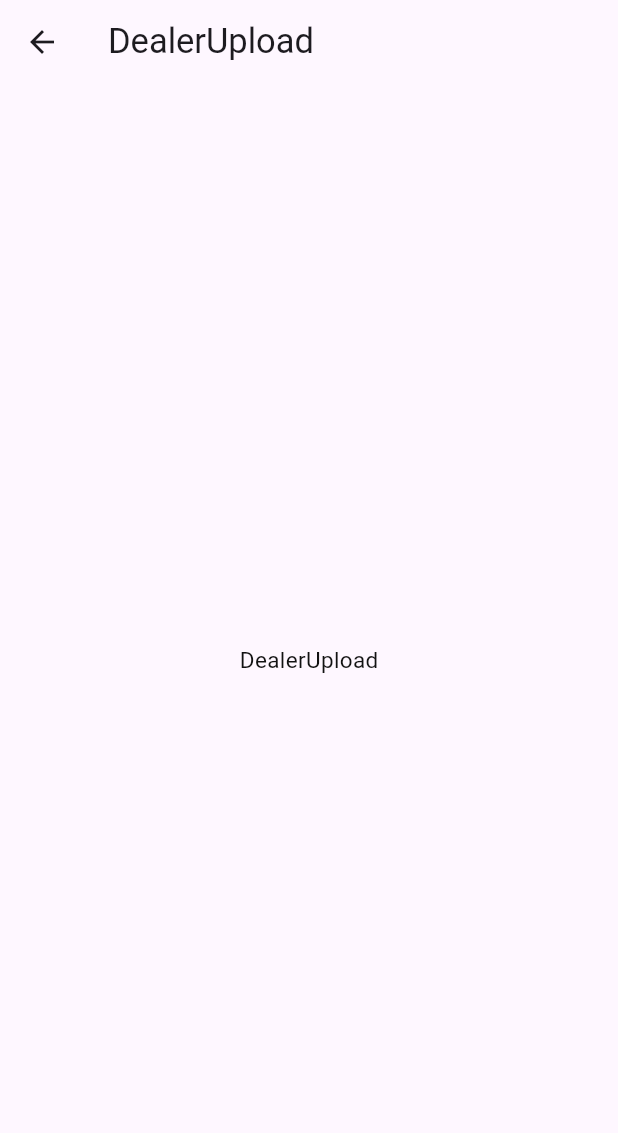
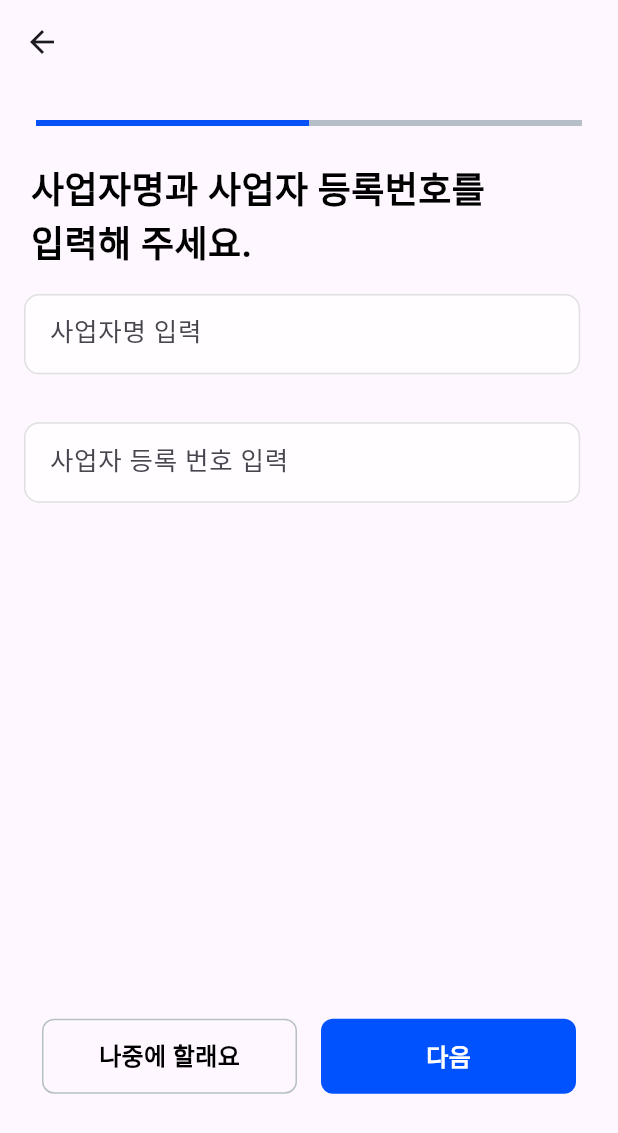
Before and after one commit to hoony00/testCADM, a Flutter app: the DealerInputScreen screen opened by its route, on a phone screen of 412 x 824 dp. Shown: the top 1133 px of the screen. Run offline on Flutter 3.47's test engine with Material 3 defaults, Android fonts, the phone set to English and light mode, and no system bars; our stand-ins replace cloud_firestore, convex_bottom_bar, device_info_plus, dio, easy_localization, flutter_image_compress and 8 more; missing offline and left inert: nav; accounts and stored records are empty; network calls fail; Roboto replaces fonts that are missing (Pretendard).

Commit message:
feat : 다음 버튼 리팩토링, 페이지 타입 삭제

```diff
--- a/lib/app.dart
+++ b/lib/app.dart
@@ -4,9 +4,10 @@ import 'package:go_router/go_router.dart';
 import 'package:nav/nav.dart';
 import 'package:test04dm/common/extension/context_extension.dart';
 import 'package:test04dm/view/home/s_home.dart';
-import 'package:test04dm/view/join/s_dealer_input_info.dart';
-import 'package:test04dm/view/join/s_doctor_input_info.dart';
-import 'package:test04dm/view/join/s_doctor_select_type.dart';
+import 'package:test04dm/view/join/delaler/s_dealer_input_info.dart';
+import 'package:test04dm/view/join/delaler/s_dealer_upload_info.dart';
+import 'package:test04dm/view/join/doctor/s_doctor_upload.dart';
+import 'package:test04dm/view/join/doctor/s_doctor_select_type.dart';
 import 'package:test04dm/view/join/s_member_type_selection.dart';
 import 'package:test04dm/view/main_page.dart';
 import 'package:test04dm/view/screen/login/vo_login_check.dart';
@@ -83,22 +84,31 @@ class _AppState extends State<App> with  WidgetsBindingObserver {
                 path: 'MemberTypeSelectionScreen',
                 builder: (context, state) =>  MemberTypeSelectionScreen(),
                 routes: [
+                  ///---------------의사
                   GoRoute(
                     name: 'doctor_select_type',
                     path: 'doctor_select_type',
                     builder: (context, state) =>  DoctorSelectTypeScreen(),
                     routes: [
                       GoRoute(
-                        name: 'doctor_input_info',
-                        path: 'doctor_input_info',
-                        builder: (context, state) =>  DoctorInputScreen(),
+                        name: 'doctor_upload_info',
+                        path: 'doctor_upload_info',
+                        builder: (context, state) =>  DoctorUploadScreen(),
                       ),
                     ],
                   ),
+                  ///---------------업자
                   GoRoute(
                     name: 'dealer_input_info',
                     path: 'dealer_input_info',
                     builder: (context, state) =>  DealerInputScreen(),
+                    routes: [
+                      GoRoute(
+                        name: 'dealer_upload_info',
+                        path: 'dealer_upload_info',
+                        builder: (context, state) =>  DealerUploadScreen(),
+                      ),
+                    ],
                   ),
                 ],
               ),
--- a/lib/provider/enum/page_type.dart
+++ b/lib/provider/enum/page_type.dart
@@ -1,5 +1,6 @@
 enum PageType {
   memberType,
   doctorSelection,
-
+  dealerInput,
+  dealerUpload,
 }
--- /dev/null
+++ b/lib/view/join/delaler/s_dealer_input_info.dart
@@ -0,0 +1,67 @@
+import 'package:flutter/material.dart';
+import 'package:flutter_riverpod/flutter_riverpod.dart';
+import 'package:flutter_screenutil/flutter_screenutil.dart';
+import 'package:go_router/go_router.dart';
+
+import '../../../provider/enum/page_type.dart';
+import '../../../widget/w_custom_textf.dart';
+import '../../../widget/w_join_next_row.dart';
+import '../../../widget/w_linear_progress_indicator.dart';
+import '../../../widget/w_title.dart';
+
+class DealerInputScreen extends ConsumerStatefulWidget {
+  const DealerInputScreen({super.key});
+
+
+  @override
+  ConsumerState<DealerInputScreen> createState() => _DealerInputState();
+}
+//dealer_upload_info
+class _DealerInputState extends ConsumerState<DealerInputScreen> {
+
+  late final TextEditingController _businessNameController;
+  late final TextEditingController _businessNumberController;
+
+  @override
+  void initState() {
+    _businessNameController = TextEditingController();
+    _businessNumberController = TextEditingController();
+    super.initState();
+  }
+
+  @override
+  Widget build(BuildContext context) {
+    return Scaffold(
+      appBar: AppBar(),
+      body: Column(
+        crossAxisAlignment: CrossAxisAlignment.start,
+        mainAxisAlignment: MainAxisAlignment.start,
+        children: [
+          const CustomLinearIndicator(value: 0.5),
+          const JoinTitle(title: '사업자명과 사업자 등록번호를 \n입력해 주세요.'),
+
+          CustomTextField(
+            controller: _businessNameController,
+            hintText: '사업자명 입력',
+            width: 0.90,
+          ),
+          // 병원 연락처
+          CustomTextField(
+            controller: _businessNumberController,
+            hintText: '사업자 등록 번호 입력',
+            keyboardType: TextInputType.phone,
+            width: 0.90,
+          ),
+
+          // 다음 버튼
+          JoinNextButtonRow(
+            height: 300.h,
+            onSelect: () {
+                context.goNamed('dealer_upload_info');
+            },
+          ),
+        ],
+      ),
+    );
+  }
+}
--- a/lib/view/join/s_dealer_upload_info.dart
+++ b/lib/view/join/delaler/s_dealer_upload_info.dart
@@ -1,5 +1,8 @@
 import 'package:flutter/material.dart';
 import 'package:flutter_riverpod/flutter_riverpod.dart';
+
+import '../../../widget/w_linear_progress_indicator.dart';
+import '../../../widget/w_title.dart';
 
 class DealerUploadScreen extends ConsumerStatefulWidget {
   const DealerUploadScreen({super.key});
@@ -9,15 +12,20 @@ class DealerUploadScreen extends ConsumerStatefulWidget {
   ConsumerState<DealerUploadScreen> createState() => _DealerUploadScreenState();
 }
 
+//dealer_upload_info
 class _DealerUploadScreenState extends ConsumerState<DealerUploadScreen> {
+
+
   @override
   Widget build(BuildContext context) {
     return Scaffold(
-      appBar: AppBar(
-        title: Text('DealerUpload'),
-      ),
-      body: Center(
-        child: Text('DealerUpload'),
+      appBar: AppBar(),
+      body: Column(
+        children: [
+          const CustomLinearIndicator(value: 0.8),
+          const JoinTitle(title: '병원 정보를 입력해 주세요.'),
+          Text('DealerUpload'),
+        ],
       ),
     );
   }
--- a/lib/view/join/s_dealer_input_info.dart
+++ /dev/null
@@ -1,24 +0,0 @@
-import 'package:flutter/material.dart';
-import 'package:flutter_riverpod/flutter_riverpod.dart';
-
-class DealerInputScreen extends ConsumerStatefulWidget {
-  const DealerInputScreen({super.key});
-
-
-  @override
-  ConsumerState<DealerInputScreen> createState() => _DealerUploadState();
-}
-
-class _DealerUploadState extends ConsumerState<DealerInputScreen> {
-  @override
-  Widget build(BuildContext context) {
-    return Scaffold(
-      appBar: AppBar(
-        title: Text('DealerUpload'),
-      ),
-      body: Center(
-        child: Text('DealerUpload'),
-      ),
-    );
-  }
-}
--- a/lib/view/join/s_member_type_selection.dart
+++ b/lib/view/join/s_member_type_selection.dart
@@ -60,7 +60,6 @@ class _MemberTypeSelectionScreenState extends State<MemberTypeSelectionScreen> {
 
           JoinNextButtonRow(
             height: 330.h,
-            pageType: PageType.memberType,
             onSelect: () {
               if (selectedMemberType == MemberType.doctor) {
                 context.goNamed('doctor_select_type');
--- a/lib/view/main_page.dart
+++ b/lib/view/main_page.dart
@@ -9,7 +9,7 @@ import '../provider/page_index_provider.dart';
 import 'Navigation/bottom_navigation/w_convex_bottom.dart';
 import 'fab/w_floating_daangn_button.dart';
 import 'home/s_home.dart';
-import 'join/s_verification.dart';
+import 'join/s_phone_verification.dart';
 
 class MainPage extends ConsumerStatefulWidget {
   const MainPage({super.key});
--- a/lib/view/screen/login/vo_login_check.dart
+++ b/lib/view/screen/login/vo_login_check.dart
@@ -1,6 +1,6 @@
 import 'package:flutter/material.dart';
 import 'package:test04dm/view/home/s_home.dart';
-import 'package:test04dm/view/join/s_verification.dart';
+import 'package:test04dm/view/join/s_phone_verification.dart';
 import 'package:test04dm/view/screen/login/s_login.dart';
 
 class LoginCheck extends StatelessWidget {
--- a/lib/widget/w_join_next_row.dart
+++ b/lib/widget/w_join_next_row.dart
@@ -2,20 +2,18 @@ import 'package:flutter/material.dart';
 import 'package:flutter_screenutil/flutter_screenutil.dart';
 import 'package:go_router/go_router.dart';
 import 'package:test04dm/common/font/pretendard.dart';
-import 'package:test04dm/model/Enum/member_type.dart';
 import 'package:test04dm/provider/enum/page_type.dart';
 import 'package:test04dm/widget/w_height_and_width.dart';
 import 'package:velocity_x/velocity_x.dart';
 
 class JoinNextButtonRow extends StatelessWidget {
-  final Function()? onSelect;
-  final PageType pageType;
+  final Function() onSelect;
   final double height;
 
   const JoinNextButtonRow({
     Key? key,
-    this.onSelect,
-    required this.pageType, required this.height,
+    required this.onSelect,
+  required this.height,
   }) : super(key: key);
 
   @override
@@ -56,9 +54,7 @@ class JoinNextButtonRow extends StatelessWidget {
             Expanded(
               child: GestureDetector(
                 onTap: () {
-                  if (pageType == PageType.memberType) {
-                    onSelect!();
-                  }
+                    onSelect();
                 },
                 child: Container(
                   height: 50,
```
Also changed, not shown: lib/view/join/doctor/s_doctor_select_type.dart (renamed from lib/view/join/s_doctor_select_type.dart, +8 -9 lines), lib/view/join/doctor/s_doctor_upload.dart (renamed from lib/view/join/s_doctor_input_info.dart, +15 -16 lines), lib/view/join/s_phone_verification.dart (renamed from lib/view/join/s_verification.dart).
